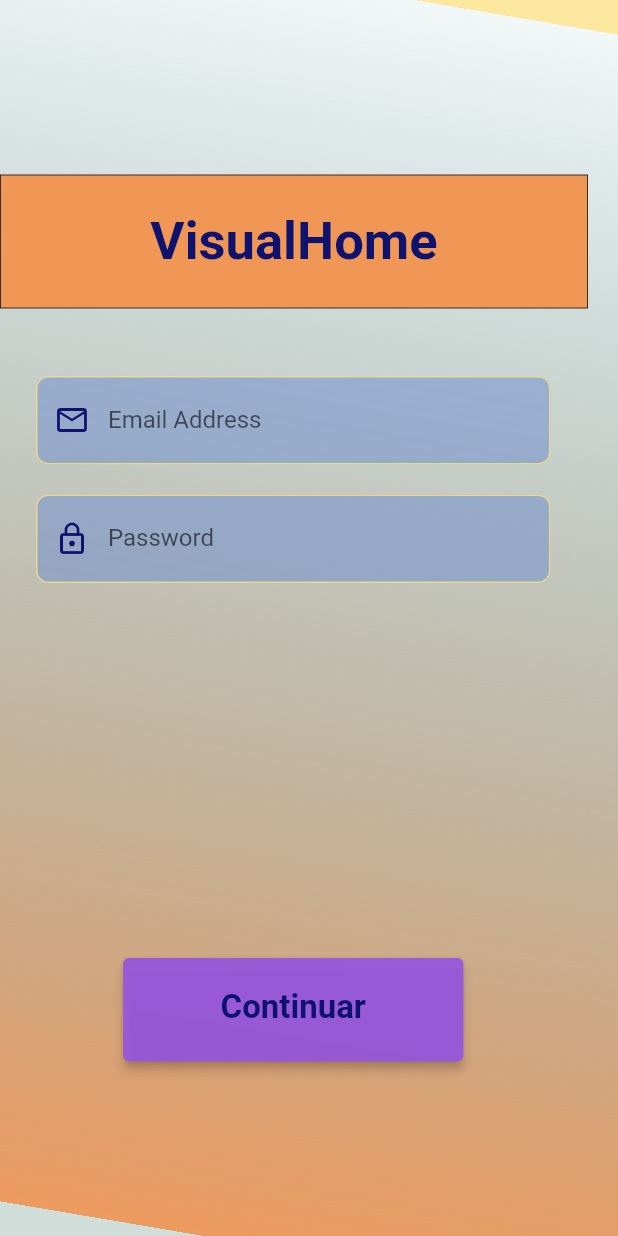
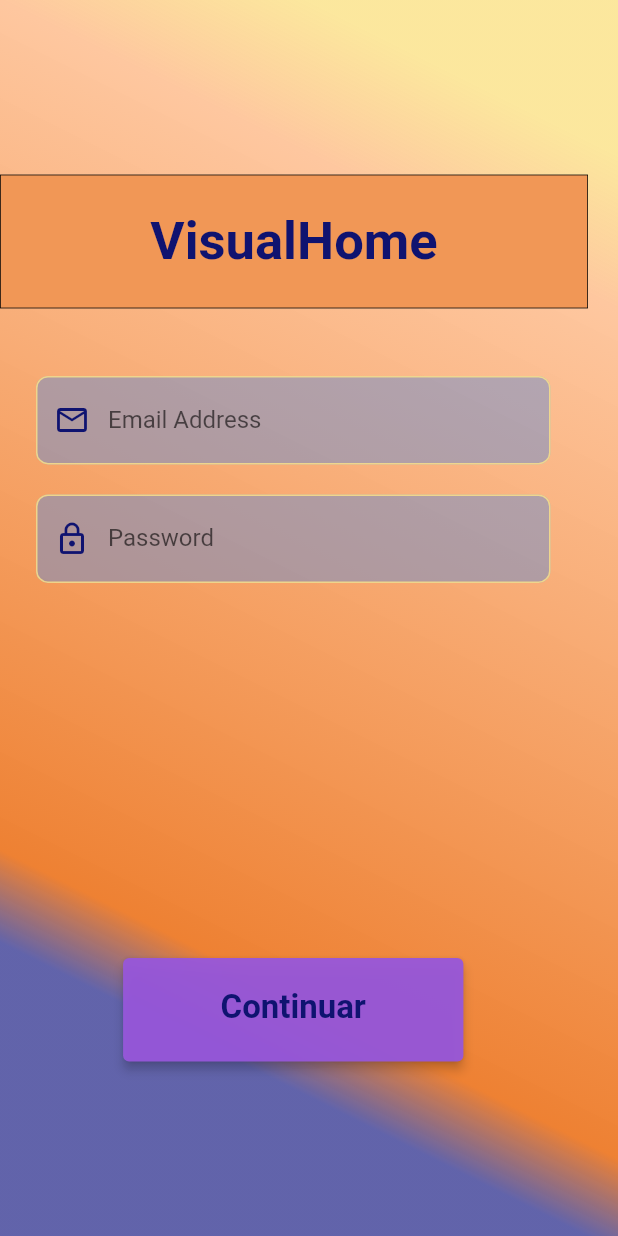
Before and after one commit to Rubenamesaf/VisualHome, a Flutter app: the LoginView screen opened directly, on a phone screen of 412 x 824 dp. Run offline on Flutter 3.47's test engine with Material 2 defaults, Android fonts, the light colour scheme and no system bars; our stand-ins replace firebase_auth, firebase_core, firebase_database, flutter_svg, get, google_fonts and 2 more; accounts and stored records are empty; Roboto replaces fonts that are missing (Inria Sans, Outfit).

Commit message:
Quitando linea azul, arreglando background login

```diff
--- a/lib/view/agregarVivienda.dart
+++ b/lib/view/agregarVivienda.dart
@@ -58,7 +58,7 @@ class _AgregarViviendaState extends State<AgregarVivienda> {
   @override
   Widget build(BuildContext context) {
     return Scaffold(
-      backgroundColor: GlobalColors.azulColor,
+      backgroundColor: Color.fromARGB(255, 255, 255, 255),
       body: Center(
         child: Stack(
           children: [
--- a/lib/view/editarVivienda.dart
+++ b/lib/view/editarVivienda.dart
@@ -78,7 +78,7 @@ class _AgregarViviendaState extends State<EditarVivienda> {
   @override
   Widget build(BuildContext context) {
     return Scaffold(
-      backgroundColor: GlobalColors.azulColor,
+      backgroundColor: Color.fromARGB(255, 255, 255, 255),
       body: Center(
         child: Stack(
           children: [
--- a/lib/view/homeAdmin.view.dart
+++ b/lib/view/homeAdmin.view.dart
@@ -77,7 +77,7 @@ class _HomeAdminPageState extends State<HomeAdminPage> {
   @override
   Widget build(BuildContext context) {
     return Scaffold(
-      backgroundColor: GlobalColors.azulColor,
+      backgroundColor: Color.fromARGB(255, 255, 255, 255),
       body: Center(
         child: Stack(
           children: [
--- a/lib/view/login.view.dart
+++ b/lib/view/login.view.dart
@@ -102,14 +102,14 @@ class LoginView extends StatelessWidget {
         decoration: BoxDecoration(
           gradient: LinearGradient(
             colors: [
-              HexColor('#ADBACEC7'),
-              HexColor('#ED9A5E'),
-              HexColor('#F29757D'),
+              Color.fromARGB(248, 93, 95, 168),
+              HexColor('#ee8133'),
+              Color(0xF2FEC49A),
               Color(0xD1FBE288),
             ],
-            stops: const [0, 0, 1, 1],
-            begin: const AlignmentDirectional(-0.34, 1),
-            end: const AlignmentDirectional(0.34, -1),
+            stops: const [0.19, 0.25, 0.8, 0.9],
+            begin: const AlignmentDirectional(-1.0, 1.0),
+            end: const AlignmentDirectional(1.0, -1.0),
           ),
         ),
         child: Center(
--- a/lib/view/sistemaEspecificoAdmin.dart
+++ b/lib/view/sistemaEspecificoAdmin.dart
@@ -109,7 +109,7 @@ class _SistemaEspecificoAdminState extends State<SistemaEspecificoAdmin> {
   @override
   Widget build(BuildContext context) {
     return Scaffold(
-      backgroundColor: Color(0xFF678ACF),
+      backgroundColor: Color.fromARGB(255, 255, 255, 255),
       body: Center(
         child: Stack(
           children: [
--- a/lib/view/viviendaEsecificaAdmin.dart
+++ b/lib/view/viviendaEsecificaAdmin.dart
@@ -111,7 +111,7 @@ class _ViviendaEspecificaAdminState extends State<ViviendaEspecificaAdmin> {
   @override
   Widget build(BuildContext context) {
     return Scaffold(
-      backgroundColor: Color(0xFF678ACF),
+      backgroundColor: Color.fromARGB(255, 255, 255, 255),
       body: Center(
         child: Stack(
           children: [
```
Also changed, not shown: lib/view/widgets/admin_principal.dart (+2 -14 lines).
